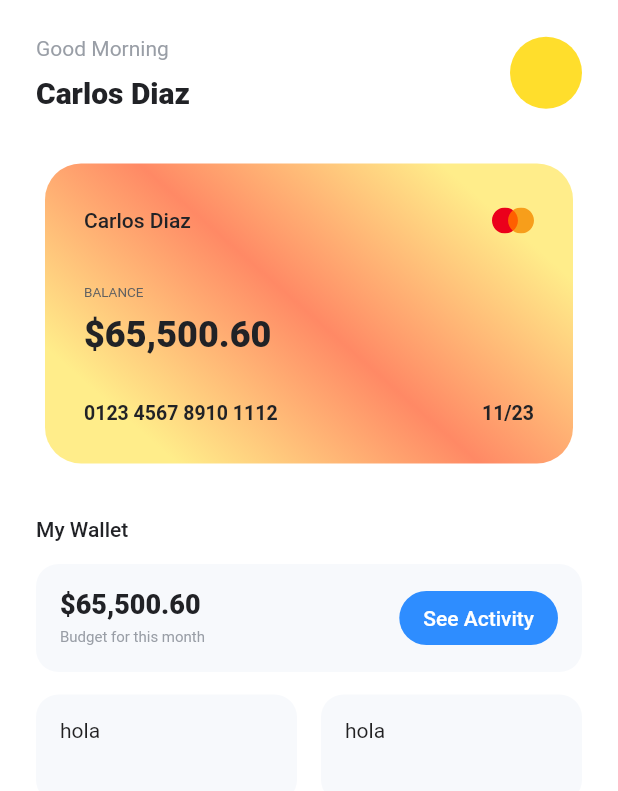
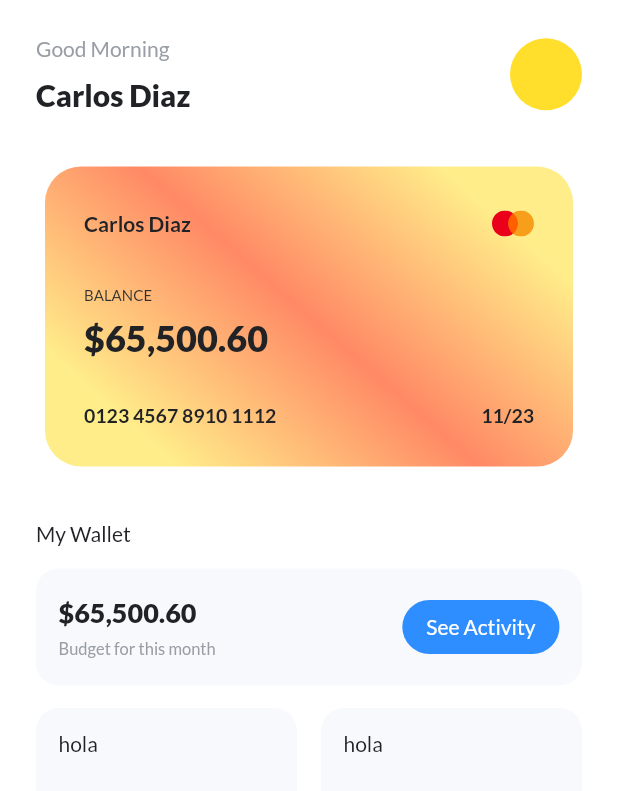
Before and after one commit to CarlosDiaz12/expenses-ui-challenge, a Flutter app: the screen it shows after launch, on a phone screen of 412 x 824 dp. Shown: the top 791 px of the screen. Run offline on Flutter 3.47's test engine with Material 2 defaults, Android fonts, the phone set to English and light mode, and no system bars; our stand-ins replace flutter_svg, google_fonts.

Commit message:
💄 google fonts added, Lato Font used

```diff
--- a/analysis_options.yaml
+++ b/analysis_options.yaml
@@ -7,7 +7,7 @@
 
 # The following line activates a set of recommended lints for Flutter apps,
 # packages, and plugins designed to encourage good coding practices.
-include: package:flutter_lints/flutter.yaml
+# include: package:flutter_lints/flutter.yaml
 
 linter:
   # The lint rules applied to this project can be customized in the
@@ -24,6 +24,5 @@ linter:
   rules:
     # avoid_print: false  # Uncomment to disable the `avoid_print` rule
     # prefer_single_quotes: true  # Uncomment to enable the `prefer_single_quotes` rule
-
 # Additional information about this file can be found at
 # https://dart.dev/guides/language/analysis-options
--- a/lib/main.dart
+++ b/lib/main.dart
@@ -1,6 +1,7 @@
 import 'package:expenses_ui_challenge/pages/home_page.dart';
 import 'package:flutter/material.dart';
 import 'package:flutter/services.dart';
+import 'package:google_fonts/google_fonts.dart';
 
 void main() {
   runApp(const MyApp());
@@ -21,6 +22,9 @@ class MyApp extends StatelessWidget {
       theme: ThemeData(
         canvasColor: Colors.white,
         primarySwatch: Colors.blue,
+        textTheme: GoogleFonts.latoTextTheme(
+          Theme.of(context).textTheme,
+        ),
       ),
       darkTheme: ThemeData(
         canvasColor: Colors.grey[900],
--- a/lib/pages/home_page.dart
+++ b/lib/pages/home_page.dart
@@ -56,8 +56,8 @@ class HomePage extends StatelessWidget {
                                 'Budget for this month',
                                 style: TextStyle(
                                   color: AppConstants.subtitleTextColor,
-                                  fontSize: 10,
-                                  fontWeight: FontWeight.w400,
+                                  fontSize: 11,
+                                  fontWeight: FontWeight.w500,
                                 ),
                               ),
                             ],
--- a/lib/widgets/card_widget.dart
+++ b/lib/widgets/card_widget.dart
@@ -45,7 +45,7 @@ class CardWidget extends StatelessWidget {
                     style: TextStyle(
                       color: AppConstants.titleTextColor,
                       fontSize: 14,
-                      fontWeight: FontWeight.w500,
+                      fontWeight: FontWeight.w700,
                     ),
                   ),
                   SvgPicture.asset(
@@ -61,9 +61,9 @@ class CardWidget extends StatelessWidget {
                   Text(
                     'BALANCE',
                     style: TextStyle(
-                      color: Colors.grey[700],
-                      fontSize: 9,
-                      fontWeight: FontWeight.w400,
+                      color: Colors.grey[850],
+                      fontSize: 10,
+                      fontWeight: FontWeight.normal,
                     ),
                   ),
                   const SizedBox(height: 8),
--- a/lib/widgets/custom_box.dart
+++ b/lib/widgets/custom_box.dart
@@ -11,9 +11,11 @@ class CustomBox extends StatelessWidget {
   @override
   Widget build(BuildContext context) {
     return Container(
-      padding: EdgeInsets.all(16),
+      padding: EdgeInsets.all(15),
       width: double.infinity,
-      height: 72,
+      constraints: BoxConstraints(
+        minHeight: 72,
+      ),
       decoration: BoxDecoration(
         color: AppConstants.lightGreyColor,
         borderRadius: BorderRadius.circular(15),
--- a/pubspec.yaml
+++ b/pubspec.yaml
@@ -32,8 +32,10 @@ dependencies:
 
   # The following adds the Cupertino Icons font to your application.
   # Use with the CupertinoIcons class for iOS style icons.
+  # ui
   cupertino_icons: ^1.0.2
   flutter_svg: ^0.23.0+1
+  google_fonts: ^2.1.0
 dev_dependencies:
   flutter_test:
     sdk: flutter
```
Also changed, not shown: pubspec.lock.
